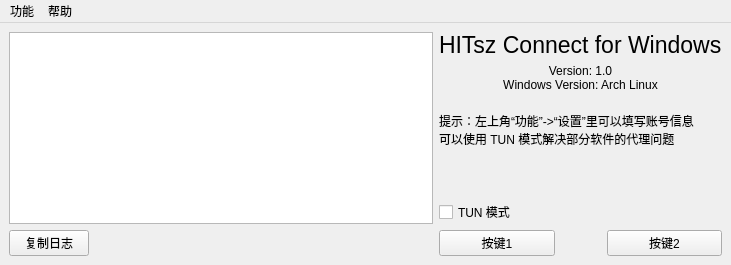
Before: the Qt Designer form mainwindow.ui in Mythologyli/ZJU-Connect-for-Windows, drawn with Qt 5.
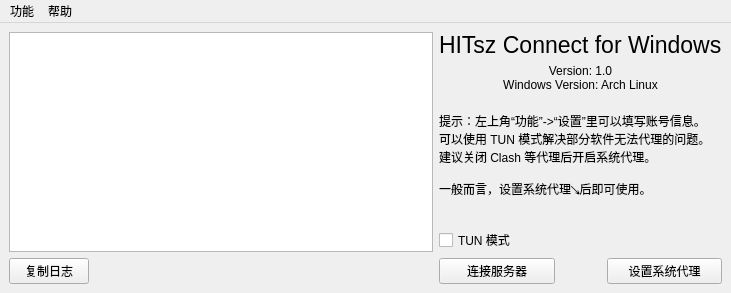
After: the same form once the commit is applied.

Commit message: fix: Fix Github link in about dialog. chore: Better prompt in main window. chore: Update `.gitignore` for Visual Studio

```diff
--- a/mainwindow.ui
+++ b/mainwindow.ui
@@ -23,7 +23,7 @@
        </font>
       </property>
       <property name="text">
-       <string>按键1</string>
+       <string>连接服务器</string>
       </property>
      </widget>
     </item>
@@ -35,7 +35,7 @@
        </font>
       </property>
       <property name="text">
-       <string>按键2</string>
+       <string>设置系统代理</string>
       </property>
      </widget>
     </item>
@@ -139,8 +139,11 @@
     <item row="2" column="1" colspan="3">
      <widget class="QLabel" name="accountLabel">
       <property name="text">
-       <string>提示：左上角“功能”-&gt;“设置”里可以填写账号信息
-可以使用 TUN 模式解决部分软件的代理问题</string>
+       <string>提示：左上角“功能”-&gt;“设置”里可以填写账号信息。
+可以使用 TUN 模式解决部分软件无法代理的问题。
+建议关闭 Clash 等代理后开启系统代理。
+
+一般而言，设置系统代理↘后即可使用。</string>
       </property>
      </widget>
     </item>
```
The commit also changes 2 other files.
